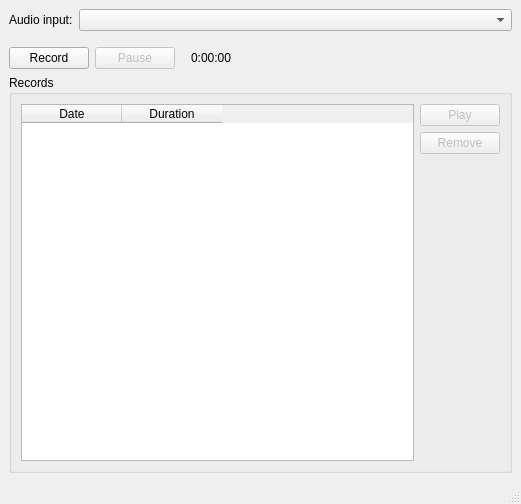
First picture: the form in voicerecorder/mainwindow.ui, repository espdev/VoiceRecorder, before the edit.
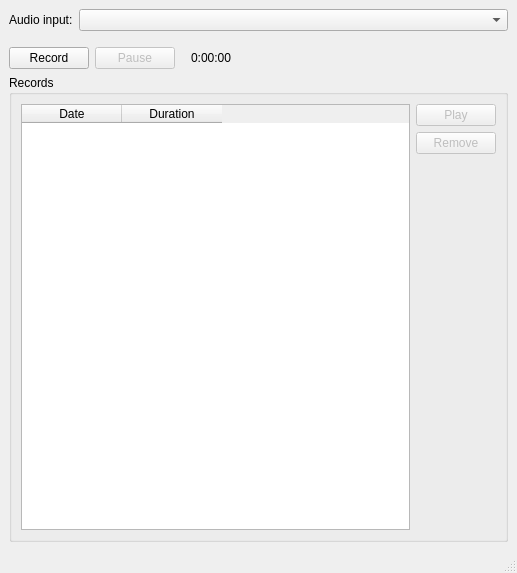
Second picture: the form after the edit.

Commit message: Add frame box for levels monitor

What changed in the file:
```diff
--- a/voicerecorder/mainwindow.ui
+++ b/voicerecorder/mainwindow.ui
@@ -6,8 +6,8 @@
    <rect>
     <x>0</x>
     <y>0</y>
-    <width>521</width>
-    <height>504</height>
+    <width>517</width>
+    <height>573</height>
    </rect>
   </property>
   <property name="windowTitle">
@@ -121,9 +121,12 @@
         <property name="orientation">
          <enum>Qt::Horizontal</enum>
         </property>
+        <property name="sizeType">
+         <enum>QSizePolicy::Expanding</enum>
+        </property>
         <property name="sizeHint" stdset="0">
          <size>
-          <width>40</width>
+          <width>0</width>
           <height>20</height>
          </size>
         </property>
```
Left out of the diff: 2 changed lines with no effect on the pictures. The commit also changes 2 other files.
